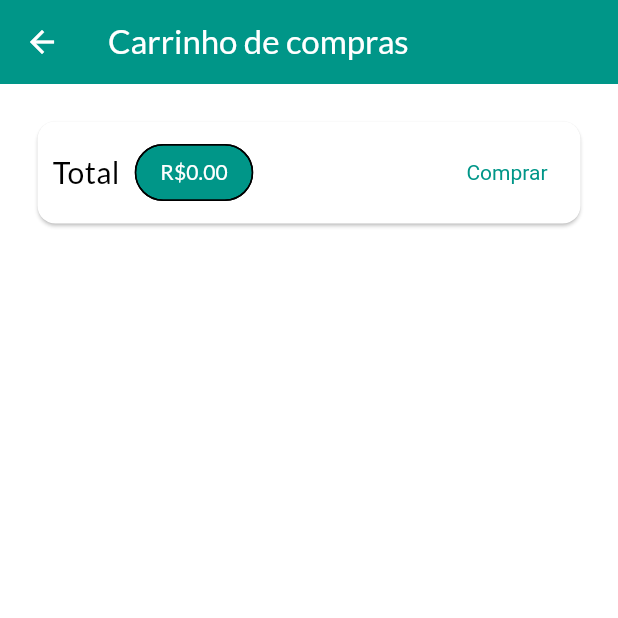
After one commit to Victor-Valedev/Shop-App, a Flutter app: the CartPage screen opened by its route, on a phone screen of 412 x 824 dp, the top half of it. The commit adds this screen. Run offline on Flutter 3.47's test engine with Material 3 defaults, Android fonts, the phone set to English and light mode, and no system bars; network calls fail.

Commit message:
feat: adiciona produtos aos carrinho somando valores e quantidade total

```diff
--- /dev/null
+++ b/lib/pages/cart_page.dart
@@ -0,0 +1,61 @@
+import 'package:flutter/material.dart';
+import 'package:provider/provider.dart';
+import 'package:shopapp/components/cart_component.dart';
+import 'package:shopapp/models/cart.dart';
+
+class CartPage extends StatelessWidget {
+  const CartPage({super.key});
+
+  @override
+  Widget build(BuildContext context) {
+    final Cart cart = Provider.of(context);
+    final items = cart.items.values.toList();
+
+    return Scaffold(
+      appBar: AppBar(title: Text('Carrinho de compras')),
+      body: Column(
+        children: [
+          Card(
+            margin: EdgeInsets.all(25),
+            child: Padding(
+              padding: const EdgeInsets.all(10),
+              child: Row(
+                mainAxisAlignment: MainAxisAlignment.spaceBetween,
+                children: [
+                  Text('Total', style: TextStyle(fontSize: 20)),
+                  SizedBox(width: 10),
+                  Chip(
+                    shape: StadiumBorder(),
+                    backgroundColor: Theme.of(context).primaryColor,
+                    label: Text(
+                      'R\$${cart.totalAmount.toStringAsFixed(2)}',
+                      style: TextStyle(
+                        color: Theme.of(context).textTheme.titleLarge?.color,
+                      ),
+                    ),
+                  ),
+                  Spacer(),
+                  TextButton(
+                    onPressed: () {},
+                    style: TextButton.styleFrom(
+                      textStyle: TextStyle(
+                        color: Theme.of(context).primaryColor,
+                      ),
+                    ),
+                    child: Text('Comprar'),
+                  ),
+                ],
+              ),
+            ),
+          ),
+          Expanded(
+            child: ListView.builder(
+              itemCount: items.length,
+              itemBuilder: (ctx, index) => CartComponent(items[index],),
+            ),
+          ),
+        ],
+      ),
+    );
+  }
+}
--- a/lib/utils/app_routes.dart
+++ b/lib/utils/app_routes.dart
@@ -1,3 +1,4 @@
 class AppRoutes {
   static const PRODUCT_DETAIL = '/product-detail';
+  static const CART_SHOP = '/cart-shop';
 }
```
Also changed, not shown: lib/components/cart_component.dart (added, +37 -0 lines), lib/main.dart (+7 -0 lines), lib/pages/products_overview_page.dart (+6 -1 lines).
